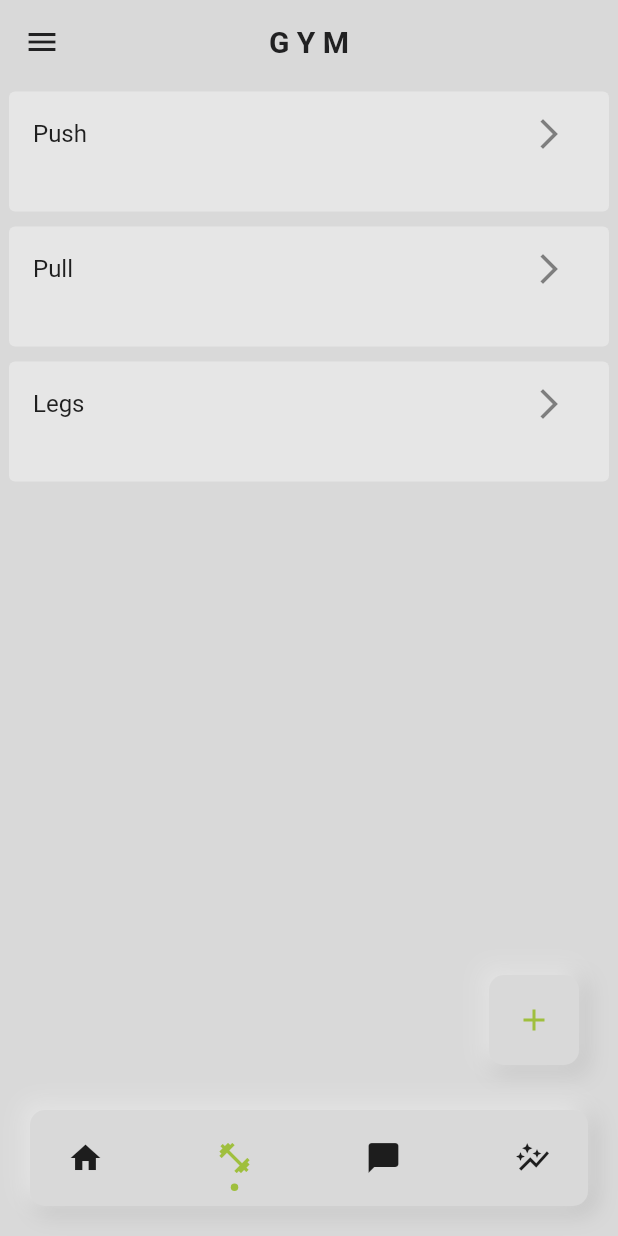
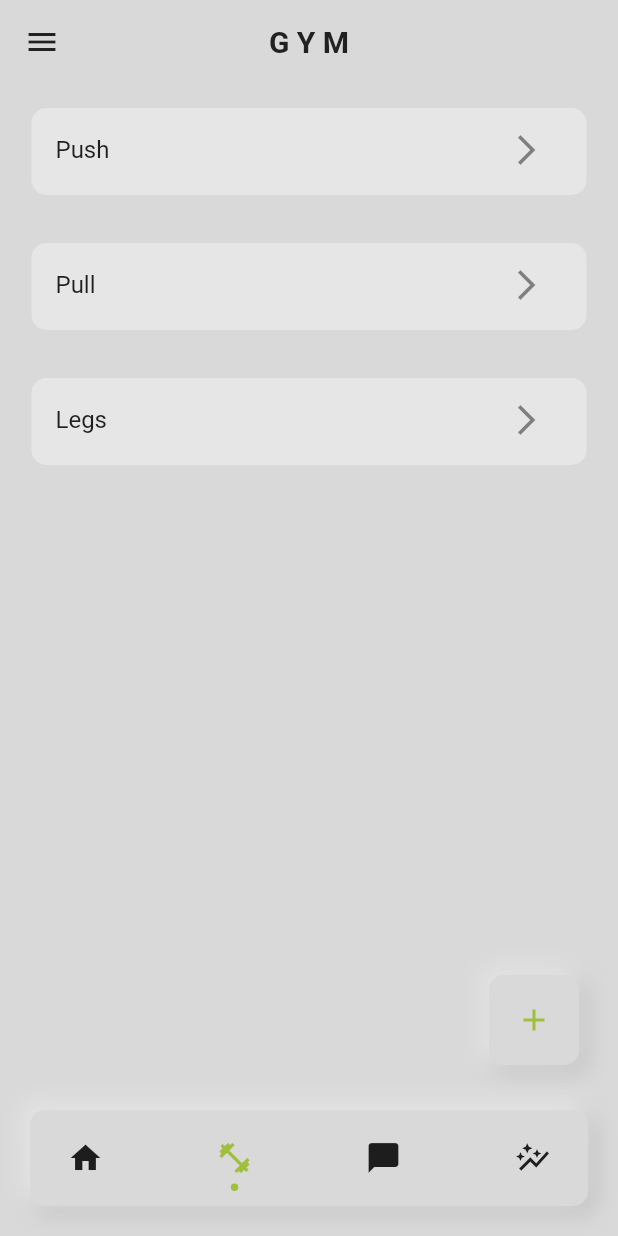
Before and after one commit to AnthonyBeerus/project_kaizen, a Flutter app: the screen it shows after launch, item 2 of the bottom bar chosen, on a phone screen of 412 x 824 dp. Run offline on Flutter 3.47's test engine with Material 2 defaults, Android fonts, the phone set to English and light mode, and no system bars; drawn by our look-alikes of dot_navigation_bar, flutter_slidable, flutter_speed_dial.

Commit message:
Changed shape of the card to be the same as dark mode shape

```diff
--- a/lib/themes/light_theme.dart
+++ b/lib/themes/light_theme.dart
@@ -12,9 +12,12 @@ ThemeData lightTheme = ThemeData(
     secondaryContainer: lightBoxShadowTopLeft,
   ),
   cardTheme: CardTheme(
-    margin: const EdgeInsets.symmetric(vertical: 5.0, horizontal: 1.0),
+    margin: const EdgeInsets.all(16),
     color: lightBoxShadowTopLeft,
-    elevation: 10,
+    elevation: 0,
     shadowColor: lightBoxShadowBottomRight,
+    shape: RoundedRectangleBorder(
+      borderRadius: BorderRadius.circular(10),
+    ),
   ),
 );
```
